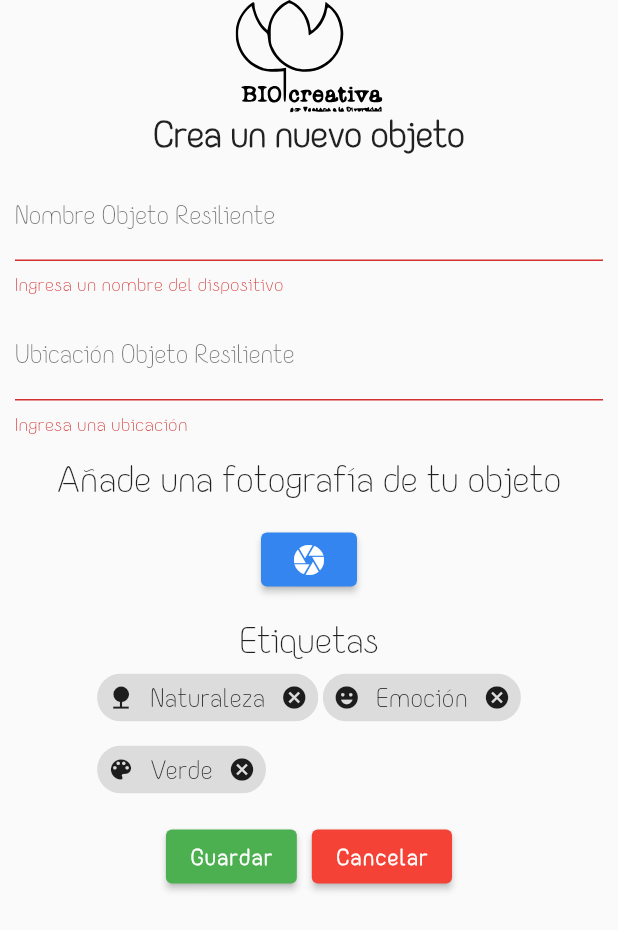
After one commit to VEDI-labs/onda-ritmica, a Flutter app: the NewDevice screen opened directly, after a tap on "Guardar", on a phone screen of 412 x 824 dp. The commit adds this screen. Shown: the top 930 px of the screen. Run offline on Flutter 3.47's test engine with Material 2 defaults, Android fonts, the phone set to English and light mode, and no system bars; our stand-ins replace flutter_svg; missing offline and left inert: flutter_splash.

Commit message:
Creación pantalla nuevo dispositivo

```diff
--- a/lib/src/ui/screens/devices.dart
+++ b/lib/src/ui/screens/devices.dart
@@ -1,4 +1,5 @@
 import 'package:flutter/material.dart';
+import 'package:onda_ritmica/src/ui/screens/new_device.dart';
 
 class Devices extends StatelessWidget {
   @override
@@ -18,7 +19,18 @@ class Devices extends StatelessWidget {
           miCard("Margaritas Resilientes",
               " Lorem ipsum dolor sit amet, consectetur adipiscing elit. Integer eu laoreet orci, in fermentum ligula.")
         ],
-        ));
+      ),
+      floatingActionButton: FloatingActionButton(
+        onPressed: () {
+          // Redirigir a pantalla de nuevo despliegue
+          Navigator.push(
+            context,
+            MaterialPageRoute(builder: (context) => NewDevice()),
+          );
+        },
+        child: Icon(Icons.add),
+      ),
+    );
   }
 }
 
--- /dev/null
+++ b/lib/src/ui/screens/new_device.dart
@@ -0,0 +1,149 @@
+import 'package:flutter/material.dart';
+
+import '../theme/color.dart';
+import '../theme/color.dart';
+import 'package:onda_ritmica/src/ui/widgets/splash/logo.dart';
+
+class NewDevice extends StatelessWidget {
+  @override
+  Widget build(BuildContext context) {
+    return Scaffold(
+        body: SafeArea(
+            child: Column(
+      children: [
+        Align(
+          alignment: Alignment.center,
+          child: Logo(
+            color: Colors.black,
+            size: 75.0,
+          ),
+        ),
+        Text(
+          'Crea un nuevo objeto',
+          textAlign: TextAlign.left,
+          style: TextStyle(fontSize: 23, fontWeight: FontWeight.bold),
+        ),
+        FormularioIngresoDispositivo(),
+      ],
+    )));
+  }
+}
+
+class FormularioIngresoDispositivo extends StatefulWidget {
+  @override
+  EstadoNuevoDispositivo createState() {
+    return EstadoNuevoDispositivo();
+  }
+}
+
+class EstadoNuevoDispositivo extends State<FormularioIngresoDispositivo> {
+  final _formKey = GlobalKey<FormState>();
+
+  @override
+  Widget build(BuildContext context) {
+    return Form(
+      key: _formKey,
+      child: Padding(
+        padding: const EdgeInsets.all(10.0),
+        child: Column(
+          children: <Widget>[
+            TextFormField(
+              decoration:
+                  InputDecoration(labelText: 'Nombre Objeto Resiliente'),
+              validator: (value) {
+                if (value.isEmpty) {
+                  return 'Ingresa un nombre del dispositivo';
+                }
+                return null;
+              },
+            ),
+            // Separador
+            SizedBox(height: 10),
+            TextFormField(
+              decoration:
+                  InputDecoration(labelText: 'Ubicación Objeto Resiliente'),
+              validator: (value) {
+                if (value.isEmpty) {
+                  return 'Ingresa una ubicación';
+                }
+                return null;
+              },
+            ),
+            // Separador
+            SizedBox(height: 15),
+            Text(
+              'Añade una fotografía de tu objeto',
+              textAlign: TextAlign.left,
+              style: TextStyle(fontSize: 23),
+            ),
+            SizedBox(height: 15),
+            Wrap(children: [
+              ElevatedButton(
+                style: ElevatedButton.styleFrom(primary: primary),
+                onPressed: () {},
+                child: Icon(Icons.camera),
+              ),
+            ]),
+            SizedBox(height: 15),
+            Text(
+              'Etiquetas',
+              textAlign: TextAlign.left,
+              style: TextStyle(fontSize: 23),
+            ),
+            // Etiqueta
+            Wrap(
+              spacing: 3,
+              runSpacing: 0,
+              children: [
+                InputChip(
+                  avatar: Icon(Icons.nature),
+                  label: Text('Naturaleza'),
+                  onSelected: (bool value) {},
+                  onDeleted: () {},
+                ),
+                InputChip(
+                  avatar: Icon(Icons.emoji_emotions),
+                  label: Text('Emoción'),
+                  onSelected: (bool value) {},
+                  onDeleted: () {},
+                ),
+                InputChip(
+                  avatar: Icon(Icons.color_lens),
+                  label: Text('Verde'),
+                  onSelected: (bool value) {},
+                  onDeleted: () {},
+                ),
+              ],
+            ),
+            // Separador
+            SizedBox(height: 10),
+            Wrap(
+              spacing: 10,
+              children: [
+                // Guardar
+                ElevatedButton(
+                  style: ElevatedButton.styleFrom(primary: Colors.green),
+                  onPressed: () {
+                    if (_formKey.currentState.validate()) {
+                      Scaffold.of(context).showSnackBar(
+                          SnackBar(content: Text('Guardando...')));
+                    }
+                  },
+                  child: Text('Guardar'),
+                ),
+                // Cancelar
+                ElevatedButton(
+                  style: ElevatedButton.styleFrom(primary: Colors.red),
+                  onPressed: () {
+                    Navigator.pop(context);
+                  },
+                  child: Text('Cancelar'),
+                )
+              ],
+            ),
+          ],
+        ),
+      ),
+    );
+  }
+}
```
Lines whose indentation alone changed are shown as unchanged.
